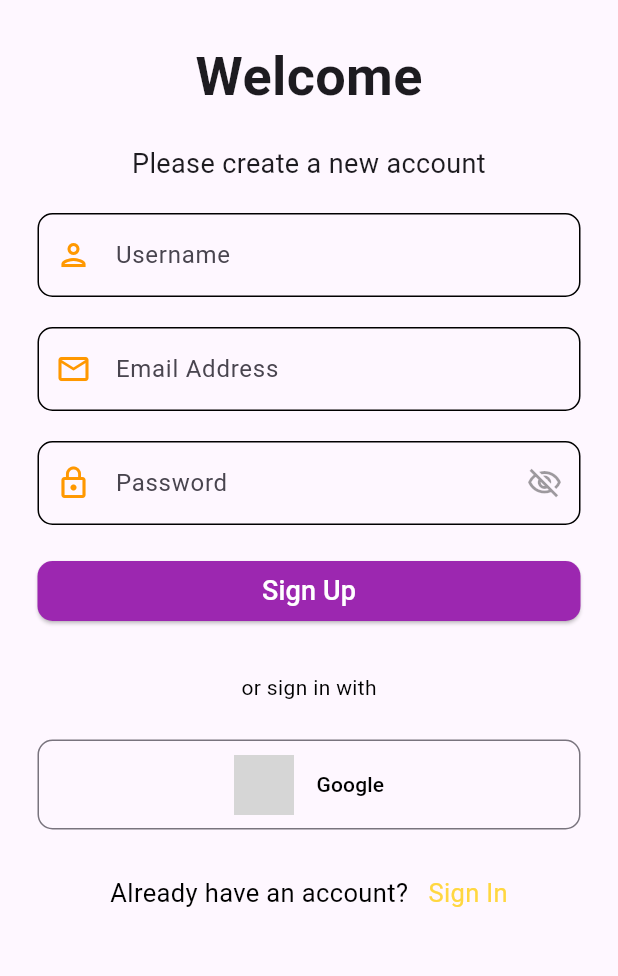
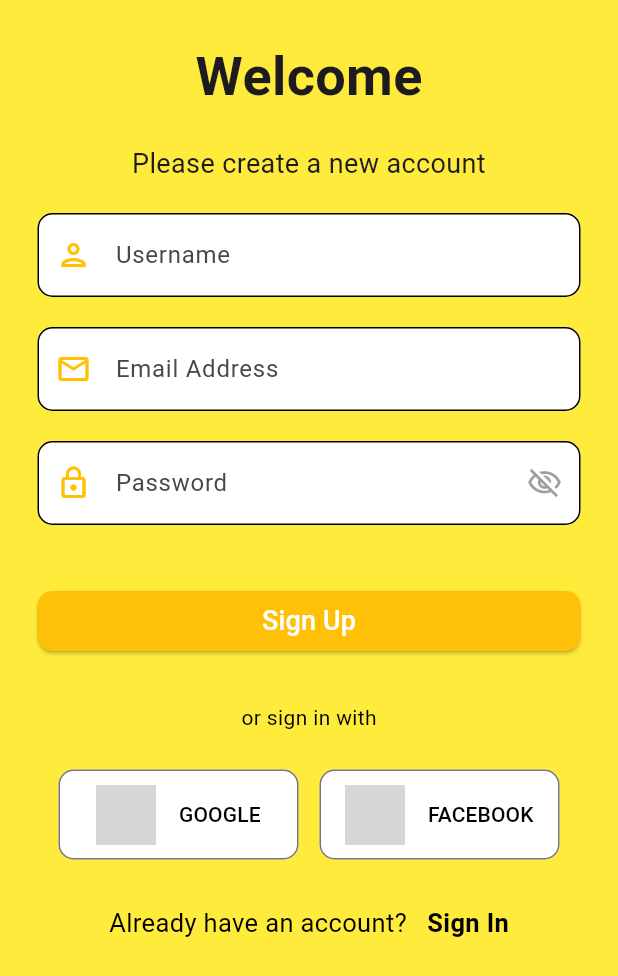
Before and after one commit to Teshan2000/Food-Delivery-App, a Flutter app: the RegisterPage screen opened directly, on a phone screen of 412 x 824 dp. Shown: the top 976 px of the screen. Run offline on Flutter 3.47's test engine with Material 3 defaults, Android fonts, the phone set to English and light mode, and no system bars; our stand-ins replace animated_search_bar, firebase_core, input_quantity; missing offline and left inert: cart_stepper; accounts and stored records are empty; grey boxes are pictures that could not be loaded.

Commit message:
Auth Interface
Interface designs of login and register pages were updated.

```diff
--- a/food_delivery_app/lib/components/button.dart
+++ b/food_delivery_app/lib/components/button.dart
@@ -20,7 +20,7 @@ class Button extends StatelessWidget {
       width: width,
       child: ElevatedButton(
         style: ElevatedButton.styleFrom(
-          backgroundColor: Colors.purple,
+          backgroundColor: Colors.amber,
           foregroundColor: Colors.white,
           shape: const RoundedRectangleBorder(
                 borderRadius: BorderRadius.all(Radius.circular(10)),
--- a/food_delivery_app/lib/components/registerForm.dart
+++ b/food_delivery_app/lib/components/registerForm.dart
@@ -36,20 +36,22 @@ class RegisterFormState extends State<RegisterForm> {
           TextFormField(
             controller: _nameController,
             keyboardType: TextInputType.text,
-            cursorColor: Colors.orange,
+            cursorColor: Colors.amber,
             decoration: InputDecoration(
               hintText: 'Username',
               labelText: 'Username',
               alignLabelWithHint: true,
+              fillColor: Colors.white,
+              filled: true,
               prefixIcon: const Icon(Icons.person_outlined),
-              prefixIconColor: Colors.orange,
+              prefixIconColor: Colors.amber,
               enabledBorder: OutlineInputBorder(
                 borderSide: const BorderSide(color: Colors.black),
                 borderRadius: BorderRadius.circular(10),
               ),
               focusedBorder: OutlineInputBorder(
                 borderSide: const BorderSide(
-                  color: Colors.orange,
+                  color: Colors.amber,
                   width: 2,
                 ),
                 borderRadius: BorderRadius.circular(15),
@@ -79,20 +81,22 @@ class RegisterFormState extends State<RegisterForm> {
           TextFormField(
             controller: _emailController,
             keyboardType: TextInputType.emailAddress,
-            cursorColor: Colors.orange,
+            cursorColor: Colors.amber,
             decoration: InputDecoration(
               hintText: 'Email Address',
               labelText: 'Email Address',
               alignLabelWithHint: true,
+              fillColor: Colors.white,
+              filled: true,
               prefixIcon: const Icon(Icons.email_outlined),
-              prefixIconColor: Colors.orange,
+              prefixIconColor: Colors.amber,
               enabledBorder: OutlineInputBorder(
                 borderSide: const BorderSide(color: Colors.black),
                 borderRadius: BorderRadius.circular(10),
               ),
               focusedBorder: OutlineInputBorder(
                 borderSide: const BorderSide(
-                  color: Colors.orange,
+                  color: Colors.amber,
                   width: 2,
                 ),
                 borderRadius: BorderRadius.circular(15),
@@ -122,21 +126,23 @@ class RegisterFormState extends State<RegisterForm> {
           TextFormField(
             controller: _passController,
             keyboardType: TextInputType.visiblePassword,
-            cursorColor: Colors.orange,
+            cursorColor: Colors.amber,
             obscureText: obsecurePass,
             decoration: InputDecoration(
                 hintText: 'Password',
                 labelText: 'Password',
                 alignLabelWithHint: true,
+                fillColor: Colors.white,
+                filled: true,
                 prefixIcon: const Icon(Icons.lock_outline),
-                prefixIconColor: Colors.orange,
+                prefixIconColor: Colors.amber,
                 enabledBorder: OutlineInputBorder(
                   borderSide: const BorderSide(color: Colors.black),
                   borderRadius: BorderRadius.circular(10),
                 ),
                 focusedBorder: OutlineInputBorder(
                   borderSide: const BorderSide(
-                    color: Colors.orange,
+                    color: Colors.amber,
                     width: 2,
                   ),
                   borderRadius: BorderRadius.circular(15),
@@ -161,7 +167,7 @@ class RegisterFormState extends State<RegisterForm> {
                           )
                         : const Icon(
                             Icons.visibility_outlined,
-                            color: Colors.orange,
+                            color: Colors.amber,
                           ))),
             validator: (val) {
               if (val!.length < 6) {
@@ -176,7 +182,7 @@ class RegisterFormState extends State<RegisterForm> {
               });
             },
           ),
-          const SizedBox(height: 20),
+          const SizedBox(height: 40),
           Button(
             width: double.infinity,
             title: 'Sign Up',
--- a/food_delivery_app/lib/components/socialButton.dart
+++ b/food_delivery_app/lib/components/socialButton.dart
@@ -1,34 +1,34 @@
 import 'package:flutter/material.dart';
 
 class SocialButton extends StatelessWidget {
-  const SocialButton({super.key});
+  final String social;
+
+  const SocialButton({super.key, required this.social});
 
   @override
   Widget build(BuildContext context) {
     return OutlinedButton(
       onPressed: () {},
-        style: OutlinedButton.styleFrom(
+      style: OutlinedButton.styleFrom(
+          backgroundColor: Colors.white,
           padding: const EdgeInsets.symmetric(vertical: 10),
           shape: const RoundedRectangleBorder(
-            side: BorderSide(width: 5, color: Colors.black),
-            borderRadius: BorderRadius.all(Radius.circular(10))
-          )
-        ),
+              side: BorderSide(width: 5, color: Colors.black),
+              borderRadius: BorderRadius.all(Radius.circular(10)))),
       child: SizedBox(
+        width: 160,
         child: Row(
           mainAxisAlignment: MainAxisAlignment.center,
           children: [
             Image.asset(
-              'Assets/google.jpg',
+              'Assets/$social.jpg',
               width: 40,
               height: 40,
             ),
             const SizedBox(width: 15),
-            const Text(
-              'Google',
-              style: TextStyle(
-                color: Colors.black
-              ),
+            Text(
+              social.toUpperCase(),
+              style: TextStyle(color: Colors.black),
             )
           ],
         ),
--- a/food_delivery_app/lib/screens/register.dart
+++ b/food_delivery_app/lib/screens/register.dart
@@ -10,6 +10,7 @@ class RegisterPage extends StatelessWidget {
   @override
   Widget build(BuildContext context) {
     return Scaffold(
+      backgroundColor: Colors.yellow,
       body: SingleChildScrollView(
         child: Padding(
           padding: const EdgeInsets.symmetric(horizontal: 25, vertical: 25),
@@ -49,7 +50,13 @@ class RegisterPage extends StatelessWidget {
                   ),
                 ),
                 const SizedBox(height: 25),
-                const SocialButton(),
+                Row(
+                  mainAxisAlignment: MainAxisAlignment.spaceEvenly,
+                  children: [
+                    const SocialButton(social: 'google',),
+                    const SocialButton(social: 'facebook',),
+                  ],
+                ),
                 const SizedBox(height: 30),
                 Center(
                   child: Text.rich(
@@ -63,7 +70,8 @@ class RegisterPage extends StatelessWidget {
                         TextSpan(
                           text: "  Sign In",
                           style: const TextStyle(
-                            color: Colors.amberAccent,
+                            color: Colors.black,
+                            fontWeight: FontWeight.bold,
                             fontSize: 17,
                           ),
                           recognizer: TapGestureRecognizer()
```
Also changed, not shown: food_delivery_app/lib/components/loginForm.dart (+12 -8 lines), food_delivery_app/lib/screens/login.dart (+16 -3 lines), food_delivery_app/Assets/Facebook.jpg (added), food_delivery_app/Assets/Google.jpg (added).
